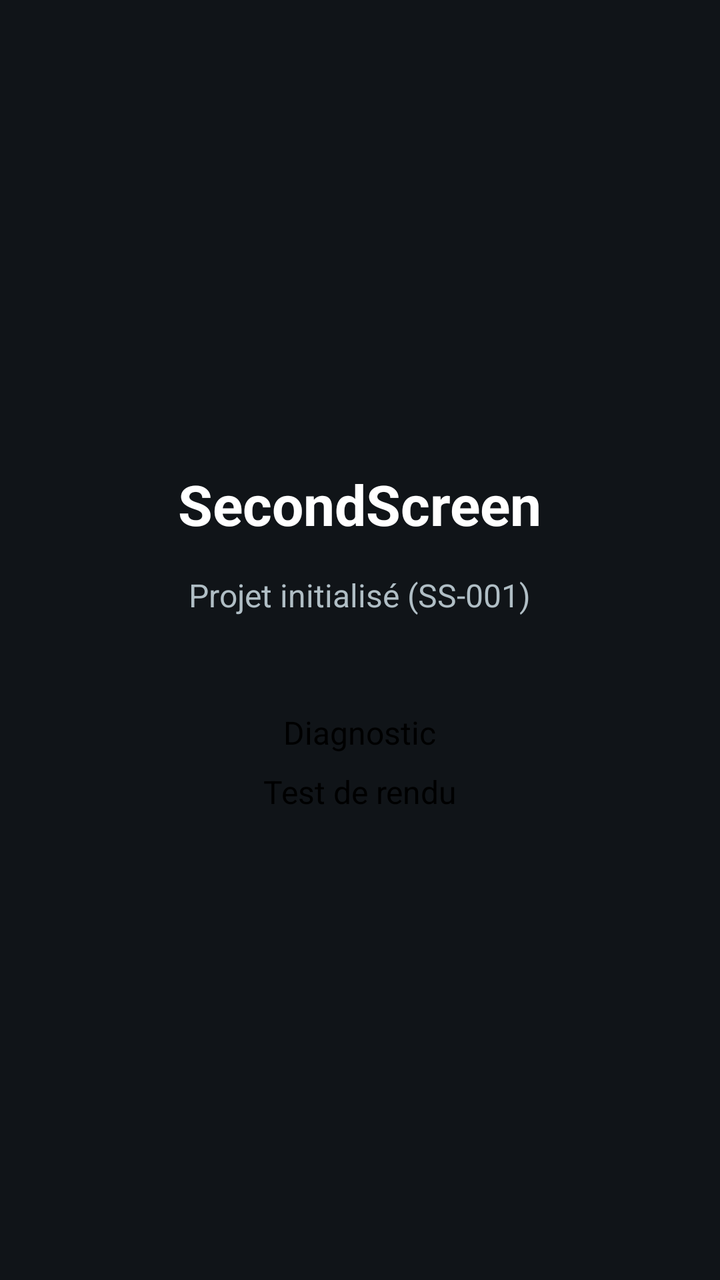
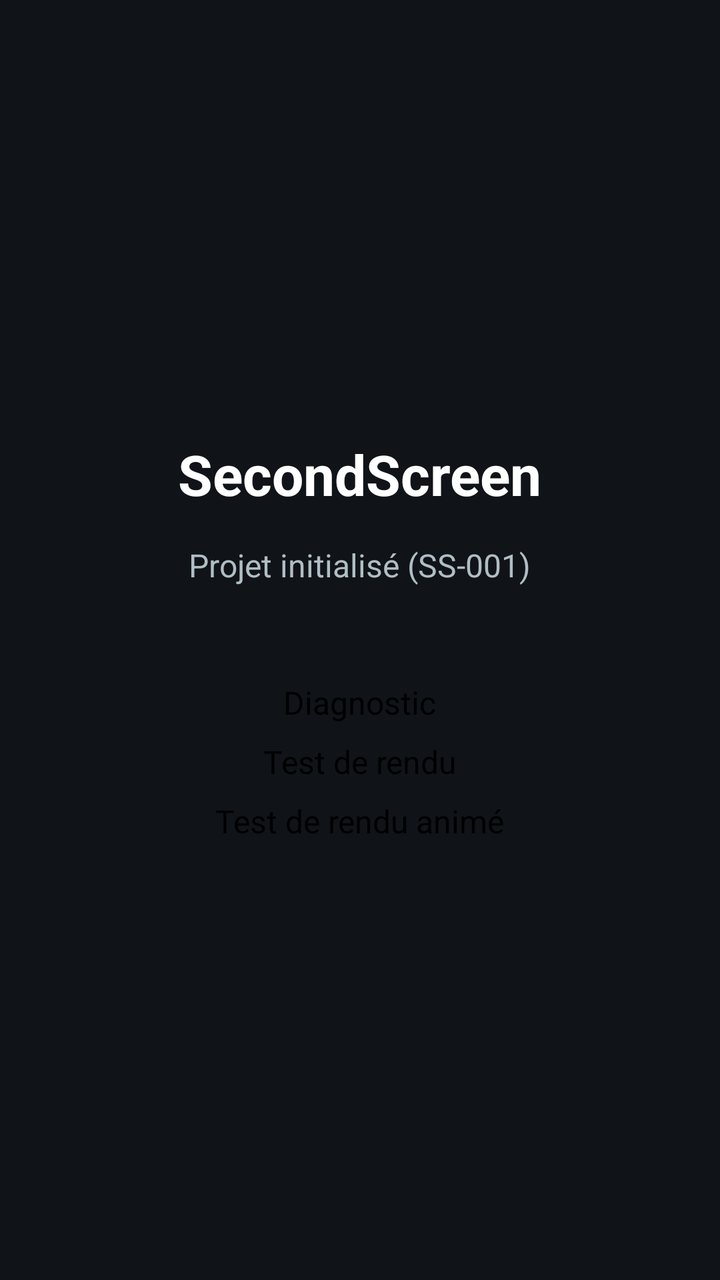

Compare the two renders of this Android layout. The source of the first and the diff that turns it into the second are given below.
<!-- AndroidManifest.xml: application theme AppTheme -->
<!-- res/layout/activity_main.xml -->
<?xml version="1.0" encoding="utf-8"?>
<LinearLayout xmlns:android="http://schemas.android.com/apk/res/android"
    android:layout_width="match_parent"
    android:layout_height="match_parent"
    android:background="@color/background"
    android:gravity="center"
    android:orientation="vertical"
    android:padding="24dp">

    <TextView
        android:id="@+id/text_title"
        android:layout_width="wrap_content"
        android:layout_height="wrap_content"
        android:text="@string/app_name"
        android:textColor="@color/text_primary"
        android:textSize="28sp"
        android:textStyle="bold" />

    <TextView
        android:id="@+id/text_subtitle"
        android:layout_width="wrap_content"
        android:layout_height="wrap_content"
        android:layout_marginTop="16dp"
        android:gravity="center"
        android:text="@string/main_status_title"
        android:textColor="@color/text_secondary"
        android:textSize="16sp" />

    <TextView
        android:id="@+id/text_detail"
        android:layout_width="wrap_content"
        android:layout_height="wrap_content"
        android:layout_marginTop="4dp"
        android:gravity="center"
        android:textColor="@color/text_secondary"
        android:textSize="14sp" />

    
    <Button
        android:id="@+id/btn_diagnostic"
        android:layout_width="wrap_content"
        android:layout_height="wrap_content"
        android:layout_marginTop="24dp"
        android:text="@string/main_open_diagnostic" />

    
    <Button
        android:id="@+id/btn_render_test"
        android:layout_width="wrap_content"
        android:layout_height="wrap_content"
        android:layout_marginTop="8dp"
        android:text="@string/main_open_render_test" />

</LinearLayout>
<!-- resources referenced by this layout -->
<resources>
  <color name="background">#101418</color>
  <color name="text_primary">#FFFFFF</color>
  <color name="text_secondary">#B0BEC5</color>
  <string name="app_name">SecondScreen</string>
  <string name="main_open_diagnostic">Diagnostic</string>
  <string name="main_open_render_test">Test de rendu</string>
  <string name="main_status_title">Projet initialisé (SS-001)</string>
  <style name="AppTheme" parent="@android:style/Theme.Holo.Light">
          
          <item name="android:windowBackground">@null</item>
      </style>
</resources>

<!-- the commit's change to res/layout/activity_main.xml (unified diff, before → after) -->
@@ -51,4 +51,11 @@
         android:layout_marginTop="8dp"
         android:text="@string/main_open_render_test" />
 
+    <Button
+        android:id="@+id/btn_render_animated"
+        android:layout_width="wrap_content"
+        android:layout_height="wrap_content"
+        android:layout_marginTop="8dp"
+        android:text="@string/main_open_render_animated" />
+
 </LinearLayout>
<!-- resource entries referenced after the edit -->
@@ -5,6 +5,7 @@
   <color name="text_secondary">#B0BEC5</color>
   <string name="app_name">SecondScreen</string>
   <string name="main_open_diagnostic">Diagnostic</string>
+  <string name="main_open_render_animated">Test de rendu animé</string>
   <string name="main_open_render_test">Test de rendu</string>
   <string name="main_status_title">Projet initialisé (SS-001)</string>
   <style name="AppTheme" parent="@android:style/Theme.Holo.Light">
